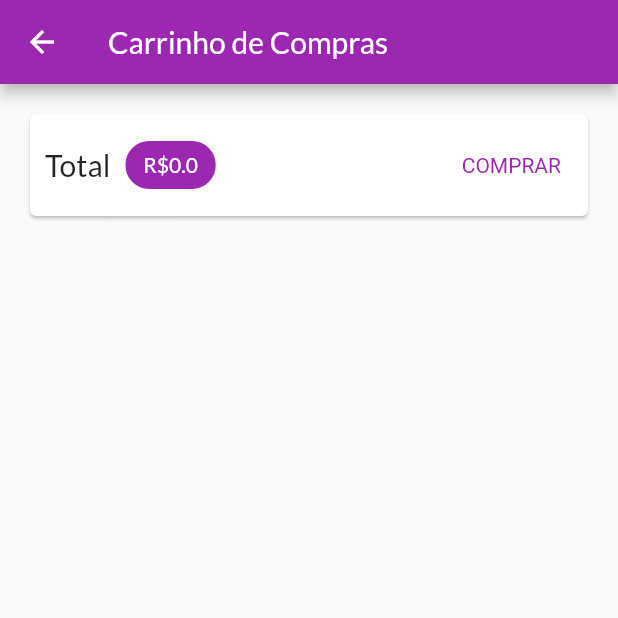
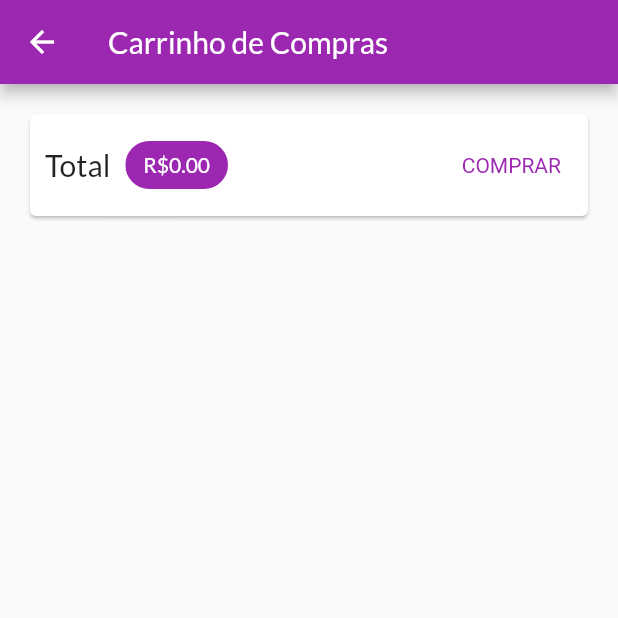
Before and after one commit to GuilhermePalma/shop_app, a Flutter app: the CartPage screen opened by its route, on a phone screen of 412 x 824 dp, the top half of it. Run offline on Flutter 3.47's test engine with Material 2 defaults, Android fonts, the phone set to English and light mode, and no system bars; network calls fail.

Commit message:
Fix the Price Number

```diff
--- a/lib/pages/cart_page.dart
+++ b/lib/pages/cart_page.dart
@@ -31,7 +31,7 @@ class CartPage extends StatelessWidget {
                   const SizedBox(width: 10),
                   Chip(
                     label: Text(
-                      "R\$${cartProvider.totalAmout}",
+                      "R\$${cartProvider.totalAmout.toStringAsFixed(2)}",
                       style: TextStyle(
                         color:
                             Theme.of(context).primaryTextTheme.headline6?.color,
```
